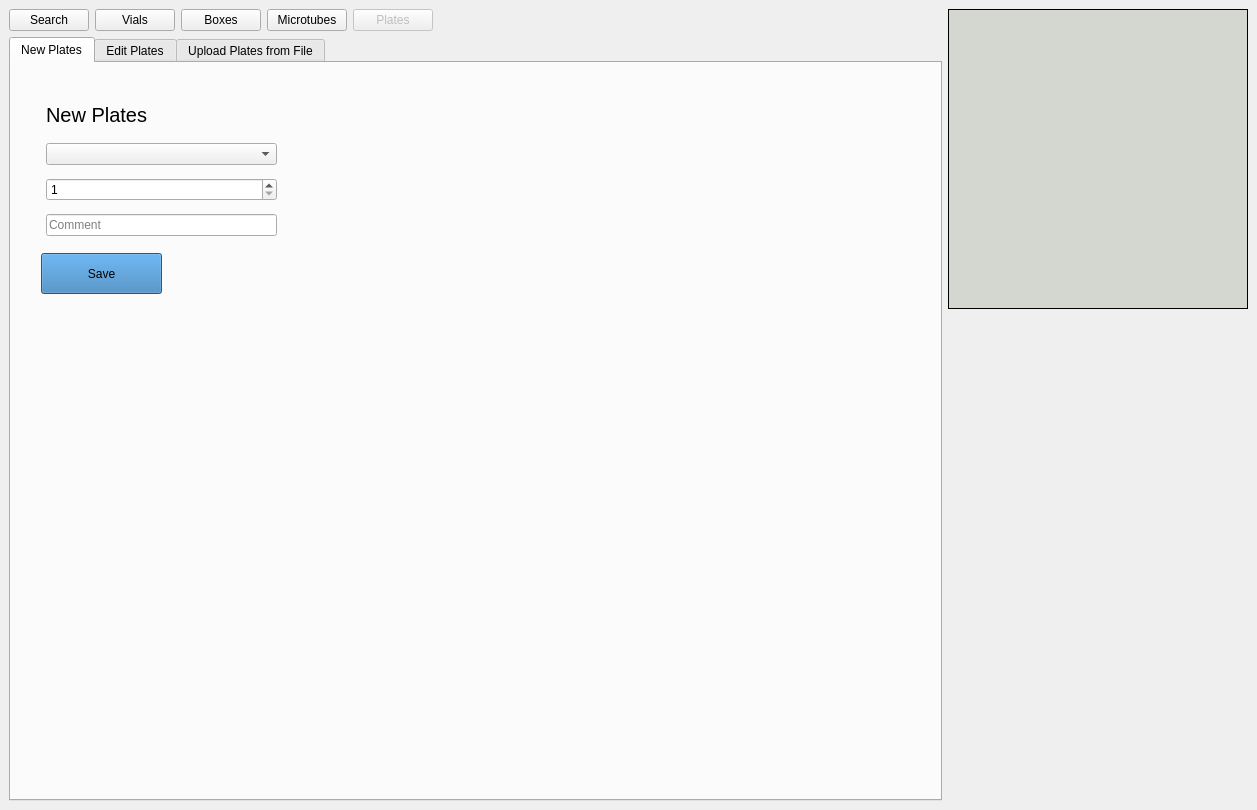
Before: the Qt Designer form frontend/assets/plateswindow.ui in dahlbma/cello, drawn with Qt 5.
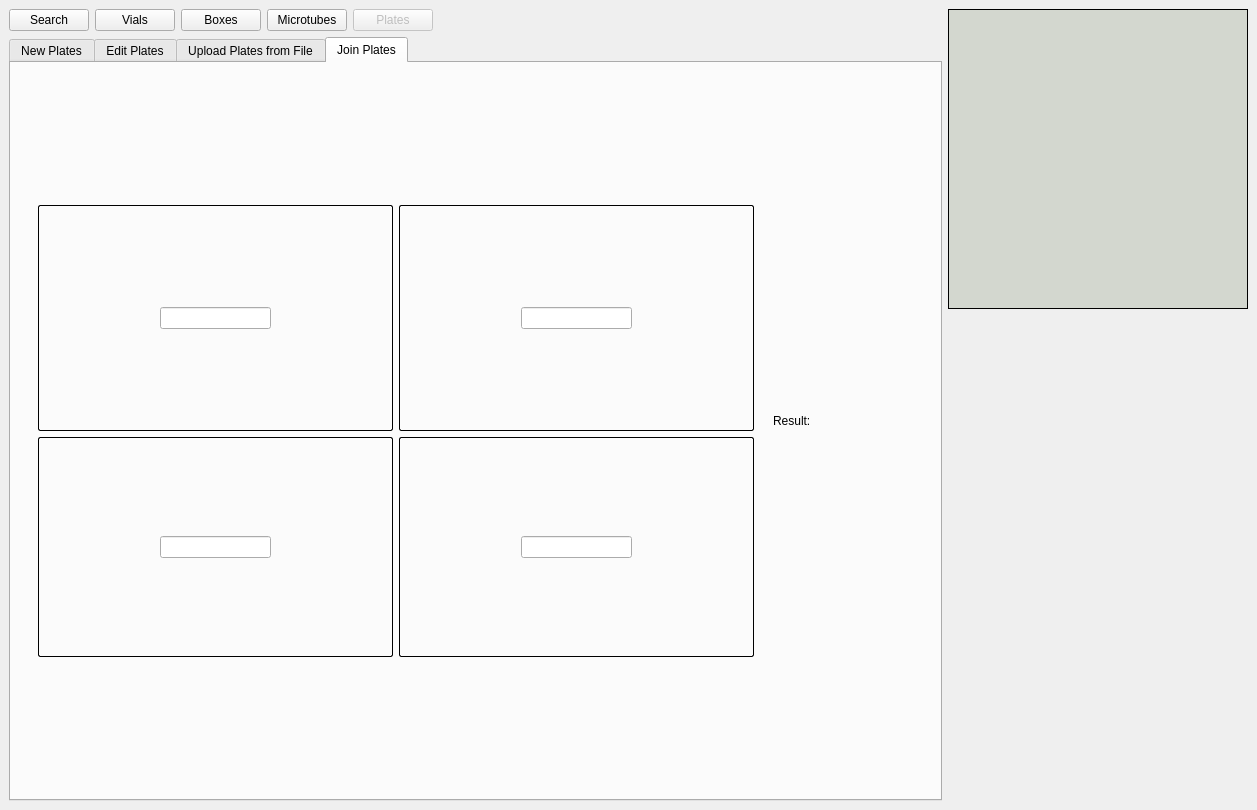
After: the same form once the commit is applied. The open tabs and pages were chosen to show the change. Icons and pictures are not drawn.

Commit message: add join plates

```diff
--- a/frontend/assets/plateswindow.ui
+++ b/frontend/assets/plateswindow.ui
@@ -17,23 +17,6 @@
    <layout class="QGridLayout" name="gridLayout_7">
     <item row="0" column="0">
      <layout class="QGridLayout" name="gridLayout_6">
-      <item row="0" column="2">
-       <widget class="QPushButton" name="goto_boxes_btn">
-        <property name="enabled">
-         <bool>true</bool>
-        </property>
-        <property name="text">
-         <string>Boxes</string>
-        </property>
-       </widget>
-      </item>
-      <item row="0" column="0">
-       <widget class="QPushButton" name="goto_search_btn">
-        <property name="text">
-         <string>Search</string>
-        </property>
-       </widget>
-      </item>
       <item row="0" column="1">
        <widget class="QPushButton" name="goto_vials_btn">
         <property name="text">
@@ -51,6 +34,16 @@
         </property>
        </widget>
       </item>
+      <item row="0" column="2">
+       <widget class="QPushButton" name="goto_boxes_btn">
+        <property name="enabled">
+         <bool>true</bool>
+        </property>
+        <property name="text">
+         <string>Boxes</string>
+        </property>
+       </widget>
+      </item>
       <item row="0" column="5">
        <spacer name="horizontalSpacer_5">
         <property name="orientation">
@@ -64,6 +57,23 @@
         </property>
        </spacer>
       </item>
+      <item row="0" column="0">
+       <widget class="QPushButton" name="goto_search_btn">
+        <property name="text">
+         <string>Search</string>
+        </property>
+       </widget>
+      </item>
+      <item row="0" column="4">
+       <widget class="QPushButton" name="goto_plates_btn">
+        <property name="enabled">
+         <bool>false</bool>
+        </property>
+        <property name="text">
+         <string>Plates</string>
+        </property>
+       </widget>
+      </item>
       <item row="1" column="0" colspan="6">
        <widget class="QTabWidget" name="plates_tab_wg">
         <property name="currentIndex">
@@ -73,104 +83,214 @@
          <attribute name="title">
           <string>New Plates</string>
          </attribute>
-         <widget class="QPushButton" name="new_plates_save_btn">
-          <property name="geometry">
-           <rect>
-            <x>30</x>
-            <y>190</y>
-            <width>121</width>
-            <height>41</height>
-           </rect>
-          </property>
-          <property name="styleSheet">
-           <string notr="true">background-color: rgb(51, 122, 183)</string>
-          </property>
-          <property name="text">
-           <string>Save</string>
-          </property>
-         </widget>
-         <widget class="QWidget" name="layoutWidget">
-          <property name="geometry">
-           <rect>
-            <x>35</x>
-            <y>30</y>
-            <width>231</width>
-            <height>150</height>
-           </rect>
-          </property>
-          <layout class="QGridLayout" name="gridLayout">
-           <item row="0" column="0">
-            <widget class="QLabel" name="label">
-             <property name="maximumSize">
-              <size>
-               <width>16777215</width>
-               <height>30</height>
-              </size>
-             </property>
-             <property name="font">
-              <font>
-               <pointsize>15</pointsize>
-              </font>
-             </property>
-             <property name="text">
-              <string>New Plates</string>
-             </property>
-             <property name="wordWrap">
-              <bool>false</bool>
-             </property>
-            </widget>
-           </item>
-           <item row="2" column="0">
-            <widget class="QSpinBox" name="new_n_plates_sb">
-             <property name="minimum">
-              <number>1</number>
-             </property>
-             <property name="maximum">
-              <number>1000</number>
-             </property>
-            </widget>
-           </item>
-           <item row="1" column="0">
-            <widget class="QComboBox" name="new_plates_type_cb"/>
-           </item>
-           <item row="4" column="0">
-            <widget class="QLineEdit" name="new_plate_comment_eb">
-             <property name="maximumSize">
-              <size>
-               <width>320</width>
-               <height>16777215</height>
-              </size>
-             </property>
-             <property name="placeholderText">
-              <string>Comment</string>
-             </property>
-            </widget>
-           </item>
-          </layout>
-         </widget>
-         <widget class="QLabel" name="new_plates_res_lab">
-          <property name="geometry">
-           <rect>
-            <x>50</x>
-            <y>250</y>
-            <width>231</width>
-            <height>371</height>
-           </rect>
-          </property>
-          <property name="inputMethodHints">
-           <set>Qt::ImhNone</set>
-          </property>
-          <property name="text">
-           <string/>
-          </property>
-         </widget>
+         <layout class="QGridLayout" name="gridLayout_10">
+          <item row="0" column="1">
+           <spacer name="verticalSpacer">
+            <property name="orientation">
+             <enum>Qt::Vertical</enum>
+            </property>
+            <property name="sizeType">
+             <enum>QSizePolicy::Fixed</enum>
+            </property>
+            <property name="sizeHint" stdset="0">
+             <size>
+              <width>20</width>
+              <height>18</height>
+             </size>
+            </property>
+           </spacer>
+          </item>
+          <item row="1" column="0">
+           <spacer name="horizontalSpacer_14">
+            <property name="orientation">
+             <enum>Qt::Horizontal</enum>
+            </property>
+            <property name="sizeType">
+             <enum>QSizePolicy::Fixed</enum>
+            </property>
+            <property name="sizeHint" stdset="0">
+             <size>
+              <width>18</width>
+              <height>20</height>
+             </size>
+            </property>
+           </spacer>
+          </item>
+          <item row="1" column="1" colspan="2">
+           <layout class="QVBoxLayout" name="verticalLayout_2">
+            <item>
+             <layout class="QGridLayout" name="gridLayout">
+              <item row="0" column="0">
+               <widget class="QLabel" name="label">
+                <property name="maximumSize">
+                 <size>
+                  <width>16777215</width>
+                  <height>30</height>
+                 </size>
+                </property>
+                <property name="font">
+                 <font>
+                  <pointsize>15</pointsize>
+                 </font>
+                </property>
+                <property name="text">
+                 <string>New Plates</string>
+                </property>
+                <property name="wordWrap">
+                 <bool>false</bool>
+                </property>
+               </widget>
+              </item>
+              <item row="2" column="0">
+               <widget class="QSpinBox" name="new_n_plates_sb">
+                <property name="minimum">
+                 <number>1</number>
+                </property>
+                <property name="maximum">
+                 <number>1000</number>
+                </property>
+               </widget>
+              </item>
+              <item row="1" column="0">
+               <widget class="QComboBox" name="new_plates_type_cb"/>
+              </item>
+              <item row="4" column="0">
+               <widget class="QLineEdit" name="new_plate_comment_eb">
+                <property name="sizePolicy">
+                 <sizepolicy hsizetype="Preferred" vsizetype="Fixed">
+                  <horstretch>0</horstretch>
+                  <verstretch>0</verstretch>
+                 </sizepolicy>
+                </property>
+                <property name="maximumSize">
+                 <size>
+                  <width>320</width>
+                  <height>16777215</height>
+                 </size>
+                </property>
+                <property name="placeholderText">
+                 <string>Comment</string>
+                </property>
+               </widget>
+              </item>
+             </layout>
+            </item>
+            <item>
+             <layout class="QHBoxLayout" name="horizontalLayout_2">
+              <item>
+               <spacer name="horizontalSpacer_2">
+                <property name="orientation">
+                 <enum>Qt::Horizontal</enum>
+                </property>
+                <property name="sizeType">
+                 <enum>QSizePolicy::Preferred</enum>
+                </property>
+                <property name="sizeHint" stdset="0">
+                 <size>
+                  <width>20</width>
+                  <height>20</height>
+                 </size>
+                </property>
+               </spacer>
+              </item>
+              <item>
+               <widget class="QPushButton" name="new_plates_save_btn">
+                <property name="sizePolicy">
+                 <sizepolicy hsizetype="Preferred" vsizetype="Fixed">
+                  <horstretch>0</horstretch>
+                  <verstretch>0</verstretch>
+                 </sizepolicy>
+                </property>
+                <property name="styleSheet">
+                 <string notr="true">background-color: rgb(51, 122, 183)</string>
+                </property>
+                <property name="text">
+                 <string>Save</string>
+                </property>
+               </widget>
+              </item>
+              <item>
+               <spacer name="horizontalSpacer_3">
+                <property name="orientation">
+                 <enum>Qt::Horizontal</enum>
+                </property>
+                <property name="sizeType">
+                 <enum>QSizePolicy::Preferred</enum>
+                </property>
+                <property name="sizeHint" stdset="0">
+                 <size>
+                  <width>20</width>
+                  <height>20</height>
+                 </size>
+                </property>
+               </spacer>
+              </item>
+             </layout>
+            </item>
+           </layout>
+          </item>
+          <item row="1" column="3">
+           <spacer name="horizontalSpacer_4">
+            <property name="orientation">
+             <enum>Qt::Horizontal</enum>
+            </property>
+            <property name="sizeType">
+             <enum>QSizePolicy::Expanding</enum>
+            </property>
+            <property name="sizeHint" stdset="0">
+             <size>
+              <width>571</width>
+              <height>20</height>
+             </size>
+            </property>
+           </spacer>
+          </item>
+          <item row="2" column="1" colspan="2">
+           <widget class="QLabel" name="new_plates_res_lab">
+            <property name="sizePolicy">
+             <sizepolicy hsizetype="Fixed" vsizetype="Expanding">
+              <horstretch>0</horstretch>
+              <verstretch>0</verstretch>
+             </sizepolicy>
+            </property>
+            <property name="minimumSize">
+             <size>
+              <width>300</width>
+              <height>0</height>
+             </size>
+            </property>
+            <property name="inputMethodHints">
+             <set>Qt::ImhNone</set>
+            </property>
+            <property name="text">
+             <string/>
+            </property>
+           </widget>
+          </item>
+          <item row="3" column="2">
+           <spacer name="verticalSpacer_2">
+            <property name="orientation">
+             <enum>Qt::Vertical</enum>
+            </property>
+            <property name="sizeType">
+             <enum>QSizePolicy::Fixed</enum>
+            </property>
+            <property name="sizeHint" stdset="0">
+             <size>
+              <width>20</width>
+              <height>18</height>
+             </size>
+            </property>
+           </spacer>
+          </item>
+         </layout>
         </widget>
         <widget class="QWidget" name="edit_plates_tab">
          <attribute name="title">
           <string>Edit Plates</string>
          </attribute>
          <layout class="QGridLayout" name="gridLayout_8">
-          <item row="2" column="1" rowspan="3" colspan="5">
+          <item row="2" column="1" rowspan="3" colspan="8">
            <layout class="QGridLayout" name="gridLayout_4">
             <item row="1" column="1">
              <spacer name="verticalSpacer_4">
@@ -234,22 +354,6 @@
           </item>
           <item row="1" column="4">
            <layout class="QGridLayout" name="gridLayout_3">
-            <item row="0" column="0">
-             <widget class="QTextEdit" name="plate_comment_tb">
-              <property name="minimumSize">
-               <size>
-                <width>200</width>
-                <height>120</height>
-               </size>
-              </property>
-              <property name="maximumSize">
-               <size>
-                <width>360</width>
-                <height>120</height>
-               </size>
-              </property>
-             </widget>
-            </item>
             <item row="0" column="1">
              <widget class="QPushButton" name="plate_comment_btn">
               <property name="styleSheet">
@@ -261,8 +365,41 @@
               </property>
              </widget>
             </item>
+            <item row="0" column="0">
+             <widget class="QTextEdit" name="plate_comment_tb">
+              <property name="minimumSize">
+               <size>
+                <width>200</width>
+                <height>120</height>
+               </size>
+              </property>
+              <property name="maximumSize">
+               <size>
+                <width>360</width>
+                <height>120</height>
+               </size>
+              </property>
+             </widget>
+            </item>
            </layout>
           </item>
+          <item row="1" column="7">
+           <widget class="QPushButton" name="plate_discard_btn">
+            <property name="sizePolicy">
+             <sizepolicy hsizetype="Minimum" vsizetype="Preferred">
+              <horstretch>0</horstretch>
+              <verstretch>0</verstretch>
+             </sizepolicy>
+            </property>
+            <property name="styleSheet">
+             <string notr="true">background-color: rgb(234, 112, 112)</string>
+            </property>
+            <property name="text">
+             <string>Discard
+Plates</string>
+            </property>
+           </widget>
+          </item>
           <item row="5" column="1">
            <spacer name="verticalSpacer_6">
             <property name="orientation">
@@ -279,7 +416,7 @@
             </property>
            </spacer>
           </item>
-          <item row="3" column="6">
+          <item row="3" column="9">
            <spacer name="horizontalSpacer_8">
             <property name="orientation">
              <enum>Qt::Horizontal</enum>
@@ -426,6 +563,13 @@
             </property>
            </spacer>
           </item>
+          <item row="1" column="6">
+           <widget class="QCheckBox" name="plate_discard_chk">
+            <property name="text">
+             <string/>
+            </property>
+           </widget>
+          </item>
          </layout>
         </widget>
         <widget class="QWidget" name="upload_plates_tab">
@@ -615,16 +759,447 @@
           </item>
          </layout>
         </widget>
-       </widget>
-      </item>
-      <item row="0" column="4">
-       <widget class="QPushButton" name="goto_plates_btn">
-        <property name="enabled">
-         <bool>false</bool>
-        </property>
-        <property name="text">
-         <string>Plates</string>
-        </property>
+        <widget class="QWidget" name="join_plates_tab">
+         <attribute name="title">
+          <string>Join Plates</string>
+         </attribute>
+         <layout class="QGridLayout" name="gridLayout_16">
+          <item row="0" column="1">
+           <spacer name="verticalSpacer_18">
+            <property name="orientation">
+             <enum>Qt::Vertical</enum>
+            </property>
+            <property name="sizeType">
+             <enum>QSizePolicy::Expanding</enum>
+            </property>
+            <property name="sizeHint" stdset="0">
+             <size>
+              <width>20</width>
+              <height>101</height>
+             </size>
+            </property>
+           </spacer>
+          </item>
+          <item row="1" column="1" rowspan="3">
+           <layout class="QGridLayout" name="gridLayout_15">
+            <item row="0" column="0">
+             <widget class="QFrame" name="frame">
+              <property name="styleSheet">
+               <string notr="true">QFrame{
+	border: 1px solid black;
+	border-radius: 2px
+}</string>
+              </property>
+              <property name="frameShape">
+               <enum>QFrame::StyledPanel</enum>
+              </property>
+              <property name="frameShadow">
+               <enum>QFrame::Raised</enum>
+              </property>
+              <layout class="QGridLayout" name="gridLayout_11">
+               <item row="0" column="1">
+                <spacer name="verticalSpacer_3">
+                 <property name="orientation">
+                  <enum>Qt::Vertical</enum>
+                 </property>
+                 <property name="sizeHint" stdset="0">
+                  <size>
+                   <width>20</width>
+                   <height>92</height>
+                  </size>
+                 </property>
+                </spacer>
+               </item>
+               <item row="1" column="0">
+                <spacer name="horizontalSpacer_15">
+                 <property name="orientation">
+                  <enum>Qt::Horizontal</enum>
+                 </property>
+                 <property name="sizeHint" stdset="0">
+                  <size>
+                   <width>68</width>
+                   <height>20</height>
+                  </size>
+                 </property>
+                </spacer>
+               </item>
+               <item row="1" column="1">
+                <widget class="QLineEdit" name="join_q1_eb"/>
+               </item>
+               <item row="1" column="2">
+                <spacer name="horizontalSpacer_16">
+                 <property name="orientation">
+                  <enum>Qt::Horizontal</enum>
+                 </property>
+                 <property name="sizeHint" stdset="0">
+                  <size>
+                   <width>68</width>
+                   <height>20</height>
+                  </size>
+                 </property>
+                </spacer>
+               </item>
+               <item row="2" column="1">
+                <spacer name="verticalSpacer_10">
+                 <property name="orientation">
+                  <enum>Qt::Vertical</enum>
+                 </property>
+                 <property name="sizeHint" stdset="0">
+                  <size>
+                   <width>20</width>
+                   <height>92</height>
+                  </size>
+                 </property>
+                </spacer>
+               </item>
+              </layout>
+             </widget>
+            </item>
+            <item row="0" column="1">
+             <widget class="QFrame" name="frame_2">
+              <property name="styleSheet">
+               <string notr="true">QFrame{
+	border: 1px solid black;
+	border-radius: 2px
+}</string>
+              </property>
+              <property name="frameShape">
+               <enum>QFrame::StyledPanel</enum>
+              </property>
+              <property name="frameShadow">
+               <enum>QFrame::Raised</enum>
+              </property>
+              <layout class="QGridLayout" name="gridLayout_12">
+               <item row="0" column="1">
+                <spacer name="verticalSpacer_11">
+                 <property name="orientation">
+                  <enum>Qt::Vertical</enum>
+                 </property>
+                 <property name="sizeHint" stdset="0">
+                  <size>
+                   <width>20</width>
+                   <height>89</height>
+                  </size>
+                 </property>
+                </spacer>
+               </item>
+               <item row="1" column="0">
+                <spacer name="horizontalSpacer_17">
+                 <property name="orientation">
+                  <enum>Qt::Horizontal</enum>
+                 </property>
+                 <property name="sizeHint" stdset="0">
+                  <size>
+                   <width>61</width>
+                   <height>20</height>
+                  </size>
+                 </property>
+                </spacer>
+               </item>
+               <item row="1" column="1">
+                <widget class="QLineEdit" name="join_q2_eb"/>
+               </item>
+               <item row="1" column="2">
+                <spacer name="horizontalSpacer_18">
+                 <property name="orientation">
+                  <enum>Qt::Horizontal</enum>
+                 </property>
+                 <property name="sizeHint" stdset="0">
+                  <size>
+                   <width>60</width>
+                   <height>20</height>
+                  </size>
+                 </property>
+                </spacer>
+               </item>
+               <item row="2" column="1">
+                <spacer name="verticalSpacer_12">
+                 <property name="orientation">
+                  <enum>Qt::Vertical</enum>
+                 </property>
+                 <property name="sizeHint" stdset="0">
+                  <size>
+                   <width>20</width>
+                   <height>89</height>
+                  </size>
+                 </property>
+                </spacer>
+               </item>
+              </layout>
+             </widget>
+            </item>
+            <item row="1" column="0">
+             <widget class="QFrame" name="frame_3">
+              <property name="styleSheet">
+               <string notr="true">QFrame{
+	border: 1px solid black;
+	border-radius: 2px
+}</string>
+              </property>
+              <property name="frameShape">
+               <enum>QFrame::StyledPanel</enum>
+              </property>
+              <property name="frameShadow">
+               <enum>QFrame::Raised</enum>
+              </property>
+              <layout class="QGridLayout" name="gridLayout_13">
+               <item row="0" column="1">
+                <spacer name="verticalSpacer_13">
+                 <property name="orientation">
+                  <enum>Qt::Vertical</enum>
+                 </property>
+                 <property name="sizeHint" stdset="0">
+                  <size>
+                   <width>20</width>
+                   <height>89</height>
+                  </size>
+                 </property>
+                </spacer>
+               </item>
+               <item row="1" column="0">
+                <spacer name="horizontalSpacer_19">
+                 <property name="orientation">
+                  <enum>Qt::Horizontal</enum>
+                 </property>
+                 <property name="sizeHint" stdset="0">
+                  <size>
+                   <width>61</width>
+                   <height>20</height>
+                  </size>
+                 </property>
+                </spacer>
+               </item>
+               <item row="1" column="1">
+                <widget class="QLineEdit" name="join_q3_eb"/>
+               </item>
+               <item row="1" column="2">
+                <spacer name="horizontalSpacer_20">
+                 <property name="orientation">
+                  <enum>Qt::Horizontal</enum>
+                 </property>
+                 <property name="sizeHint" stdset="0">
+                  <size>
+                   <width>60</width>
+                   <height>20</height>
+                  </size>
+                 </property>
+                </spacer>
+               </item>
+               <item row="2" column="1">
+                <spacer name="verticalSpacer_14">
+                 <property name="orientation">
+                  <enum>Qt::Vertical</enum>
+                 </property>
+                 <property name="sizeHint" stdset="0">
+                  <size>
+                   <width>20</width>
+                   <height>89</height>
+                  </size>
+                 </property>
+                </spacer>
+               </item>
+              </layout>
+             </widget>
+            </item>
+            <item row="1" column="1">
+             <widget class="QFrame" name="frame_4">
+              <property name="styleSheet">
+               <string notr="true">QFrame{
+	border: 1px solid black;
+	border-radius: 2px
+}</string>
+              </property>
+              <property name="frameShape">
+               <enum>QFrame::StyledPanel</enum>
+              </property>
+              <property name="frameShadow">
+               <enum>QFrame::Raised</enum>
+              </property>
+              <layout class="QGridLayout" name="gridLayout_14">
+               <item row="0" column="1">
+                <spacer name="verticalSpacer_15">
+                 <property name="orientation">
+                  <enum>Qt::Vertical</enum>
+                 </property>
+                 <property name="sizeHint" stdset="0">
+                  <size>
+                   <width>20</width>
+                   <height>89</height>
+                  </size>
+                 </property>
+                </spacer>
+               </item>
+               <item row="1" column="0">
+                <spacer name="horizontalSpacer_21">
+                 <property name="orientation">
+                  <enum>Qt::Horizontal</enum>
+                 </property>
+                 <property name="sizeHint" stdset="0">
+                  <size>
+                   <width>61</width>
+                   <height>20</height>
+                  </size>
+                 </property>
+                </spacer>
+               </item>
+               <item row="1" column="1">
+                <widget class="QLineEdit" name="join_q4_eb"/>
+               </item>
+               <item row="1" column="2">
+                <spacer name="horizontalSpacer_22">
+                 <property name="orientation">
+                  <enum>Qt::Horizontal</enum>
+                 </property>
+                 <property name="sizeHint" stdset="0">
+                  <size>
+                   <width>60</width>
+                   <height>20</height>
+                  </size>
+                 </property>
+                </spacer>
+               </item>
+               <item row="2" column="1">
+                <spacer name="verticalSpacer_16">
+                 <property name="orientation">
+                  <enum>Qt::Vertical</enum>
+                 </property>
+                 <property name="sizeHint" stdset="0">
+                  <size>
+                   <width>20</width>
+                   <height>89</height>
+                  </size>
+                 </property>
+                </spacer>
+               </item>
+              </layout>
+             </widget>
+            </item>
+           </layout>
+          </item>
+          <item row="1" column="3">
+           <spacer name="verticalSpacer_19">
+            <property name="orientation">
+             <enum>Qt::Vertical</enum>
+            </property>
+            <property name="sizeHint" stdset="0">
+             <size>
+              <width>20</width>
+              <height>201</height>
+             </size>
+            </property>
+           </spacer>
+          </item>
+          <item row="2" column="0">
+           <spacer name="horizontalSpacer_23">
+            <property name="orientation">
+             <enum>Qt::Horizontal</enum>
+            </property>
+            <property name="sizeType">
+             <enum>QSizePolicy::Preferred</enum>
+            </property>
+            <property name="sizeHint" stdset="0">
+             <size>
+              <width>18</width>
+              <height>20</height>
+             </size>
+            </property>
+           </spacer>
+          </item>
+          <item row="2" column="2">
+           <widget class="QLabel" name="label_3">
+            <property name="sizePolicy">
+             <sizepolicy hsizetype="Fixed" vsizetype="Fixed">
+              <horstretch>0</horstretch>
+              <verstretch>0</verstretch>
+             </sizepolicy>
+            </property>
+            <property name="maximumSize">
+             <size>
+              <width>60</width>
+              <height>70</height>
+             </size>
+            </property>
+            <property name="pixmap">
+             <pixmap resource="plates_resource.qrc">:/arrow/arrow.png</pixmap>
+            </property>
+            <property name="scaledContents">
+             <bool>true</bool>
+            </property>
+           </widget>
+          </item>
+          <item row="2" column="3">
+           <layout class="QVBoxLayout" name="verticalLayout_3">
+            <item>
+             <widget class="QLabel" name="label_4">
+              <property name="sizePolicy">
+               <sizepolicy hsizetype="Fixed" vsizetype="Preferred">
+                <horstretch>0</horstretch>
+                <verstretch>0</verstretch>
+               </sizepolicy>
+              </property>
+              <property name="minimumSize">
+               <size>
+                <width>140</width>
+                <height>0</height>
+               </size>
+              </property>
+              <property name="text">
+               <string>Result:</string>
+              </property>
+             </widget>
+            </item>
+            <item>
+             <widget class="QLabel" name="label_5"/>
+            </item>
+           </layout>
+          </item>
+          <item row="2" column="4">
+           <spacer name="horizontalSpacer_26">
+            <property name="orientation">
+             <enum>Qt::Horizontal</enum>
+            </property>
+            <property name="sizeType">
+             <enum>QSizePolicy::Preferred</enum>
+            </property>
+            <property name="sizeHint" stdset="0">
+             <size>
+              <width>18</width>
+              <height>20</height>
+             </size>
+            </property>
+           </spacer>
+          </item>
+          <item row="3" column="3">
+           <spacer name="verticalSpacer_20">
+            <property name="orientation">
+             <enum>Qt::Vertical</enum>
+            </property>
+            <property name="sizeHint" stdset="0">
+             <size>
+              <width>20</width>
+              <height>201</height>
+             </size>
+            </property>
+           </spacer>
+          </item>
+          <item row="4" column="1">
+           <spacer name="verticalSpacer_17">
+            <property name="orientation">
+             <enum>Qt::Vertical</enum>
+            </property>
+            <property name="sizeType">
+             <enum>QSizePolicy::Expanding</enum>
+            </property>
+            <property name="sizeHint" stdset="0">
+             <size>
+              <width>20</width>
+              <height>101</height>
+             </size>
+            </property>
+           </spacer>
+          </item>
+         </layout>
+        </widget>
        </widget>
       </item>
      </layout>
```
Left out of the diff: 4 changed lines with no effect on the pictures. The commit also changes 2 other files.
